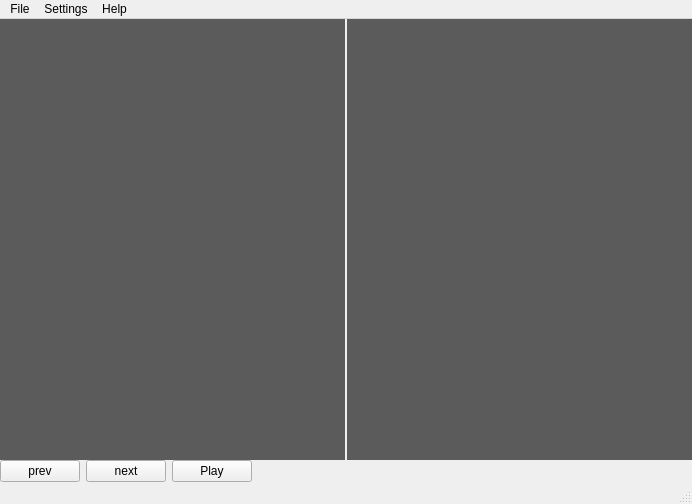
The window that NoobaFE/Forms/MainWindow.ui (noobavss/NoobaVSS) describes before a commit, drawn with Qt 5.
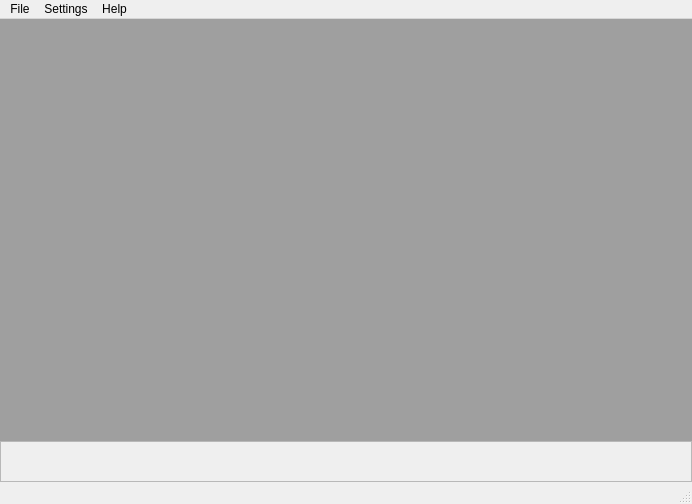
The same window after the commit. Icons and pictures are not drawn.

Commit message:
[New] MDI Area was introduced instead of two output windows. This enables to show many video outputs at once in future.(currently only the input and output video feeds can be viewed). New class "VidOutputSubWind" was added to create MDI subwindows.
[New] Style sheet is added with some changes to the UI.

[Fix] On application close user is notified to confirm the close request.

Diff of the .ui file:
```diff
--- a/NoobaFE/Forms/MainWindow.ui
+++ b/NoobaFE/Forms/MainWindow.ui
@@ -14,7 +14,7 @@
    <string>MainWindow</string>
   </property>
   <widget class="QWidget" name="centralWidget">
-   <layout class="QVBoxLayout" name="verticalLayout" stretch="1,0">
+   <layout class="QVBoxLayout" name="verticalLayout">
     <property name="spacing">
      <number>0</number>
     </property>
@@ -22,53 +22,105 @@
      <number>0</number>
     </property>
     <item>
-     <layout class="QHBoxLayout" name="horizontalLayout_2">
-      <property name="spacing">
-       <number>2</number>
-      </property>
-      <item>
-       <widget class="QLabel" name="orgImg">
-        <property name="styleSheet">
-         <string notr="true">background-color: rgb(91, 91, 91);</string>
-        </property>
-        <property name="text">
-         <string/>
-        </property>
-       </widget>
+     <widget class="QMdiArea" name="mdiArea"/>
       </item>
       <item>
-       <widget class="QLabel" name="editedImg">
-        <property name="styleSheet">
-         <string notr="true">background-color: rgb(91, 91, 91);</string>
-        </property>
-        <property name="text">
-         <string/>
-        </property>
-       </widget>
-      </item>
-     </layout>
-    </item>
-    <item>
+     <widget class="QFrame" name="toolbar">
+      <property name="frameShape">
+       <enum>QFrame::StyledPanel</enum>
+      </property>
+      <property name="frameShadow">
+       <enum>QFrame::Raised</enum>
+      </property>
      <layout class="QHBoxLayout" name="horizontalLayout">
+       <property name="spacing">
+        <number>0</number>
+       </property>
+       <property name="leftMargin">
+        <number>3</number>
+       </property>
+       <property name="topMargin">
+        <number>0</number>
+       </property>
+       <property name="rightMargin">
+        <number>3</number>
+       </property>
+       <property name="bottomMargin">
+        <number>0</number>
+       </property>
       <item>
-       <widget class="QPushButton" name="prevButton">
+        <widget class="QToolButton" name="prevButton">
+         <property name="toolTip">
+          <string>Previous Frame</string>
+         </property>
         <property name="text">
-         <string>prev</string>
-        </property>
+          <string/>
+         </property>
+         <property name="icon">
+          <iconset resource="../Resources/mainwind.qrc">
+           <normaloff>:/Resources/super-mono-iconset/navigation-left.png</normaloff>:/Resources/super-mono-iconset/navigation-left.png</iconset>
+         </property>
+         <property name="iconSize">
+          <size>
+           <width>32</width>
+           <height>32</height>
+          </size>
+         </property>
+         <property name="autoRaise">
+          <bool>true</bool>
+         </property>
        </widget>
       </item>
       <item>
-       <widget class="QPushButton" name="nextButton">
+        <widget class="QToolButton" name="nextButton">
+         <property name="toolTip">
+          <string>Next Frame</string>
+         </property>
+         <property name="autoFillBackground">
+          <bool>false</bool>
+         </property>
         <property name="text">
-         <string>next</string>
-        </property>
+          <string/>
+         </property>
+         <property name="icon">
+          <iconset resource="../Resources/mainwind.qrc">
+           <normaloff>:/Resources/super-mono-iconset/navigation-right.png</normaloff>:/Resources/super-mono-iconset/navigation-right.png</iconset>
+         </property>
+         <property name="iconSize">
+          <size>
+           <width>32</width>
+           <height>32</height>
+          </size>
+         </property>
+         <property name="autoRaise">
+          <bool>true</bool>
+         </property>
        </widget>
       </item>
       <item>
-       <widget class="QPushButton" name="controlButton">
-        <property name="text">
+        <widget class="QToolButton" name="controlButton">
+         <property name="toolTip">
          <string>Play</string>
         </property>
+         <property name="autoFillBackground">
+          <bool>false</bool>
+         </property>
+         <property name="text">
+          <string/>
+         </property>
+         <property name="icon">
+          <iconset resource="../Resources/mainwind.qrc">
+           <normaloff>:/Resources/super-mono-iconset/button-play.png</normaloff>:/Resources/super-mono-iconset/button-play.png</iconset>
+         </property>
+         <property name="iconSize">
+          <size>
+           <width>32</width>
+           <height>32</height>
+          </size>
+         </property>
+         <property name="autoRaise">
+          <bool>true</bool>
+         </property>
        </widget>
       </item>
       <item>
@@ -78,13 +130,34 @@
         </property>
         <property name="sizeHint" stdset="0">
          <size>
-          <width>40</width>
+           <width>507</width>
           <height>20</height>
          </size>
         </property>
        </spacer>
       </item>
-     </layout>
+       <item>
+        <widget class="QToolButton" name="TileviewButton">
+         <property name="text">
+          <string/>
+         </property>
+         <property name="icon">
+          <iconset resource="../Resources/mainwind.qrc">
+           <normaloff>:/Resources/super-mono-iconset/tileview_modified.png</normaloff>:/Resources/super-mono-iconset/tileview_modified.png</iconset>
+         </property>
+         <property name="iconSize">
+          <size>
+           <width>32</width>
+           <height>32</height>
+          </size>
+         </property>
+         <property name="autoRaise">
+          <bool>true</bool>
+         </property>
+        </widget>
+       </item>
+      </layout>
+     </widget>
     </item>
    </layout>
   </widget>
```
Left out of the diff: 27 changed lines with no effect on the pictures. Lines whose indentation alone changed are shown as unchanged. The commit also changes 21 other files.
